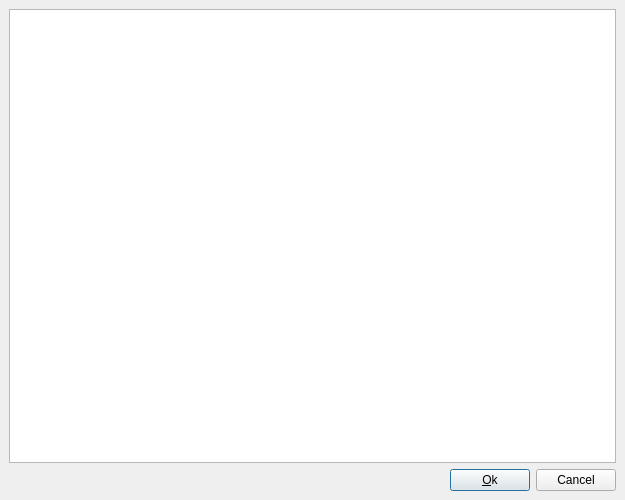
First picture: the form in src/widgets/toaboutui.ui, repository tora-tool/tora, before the edit.
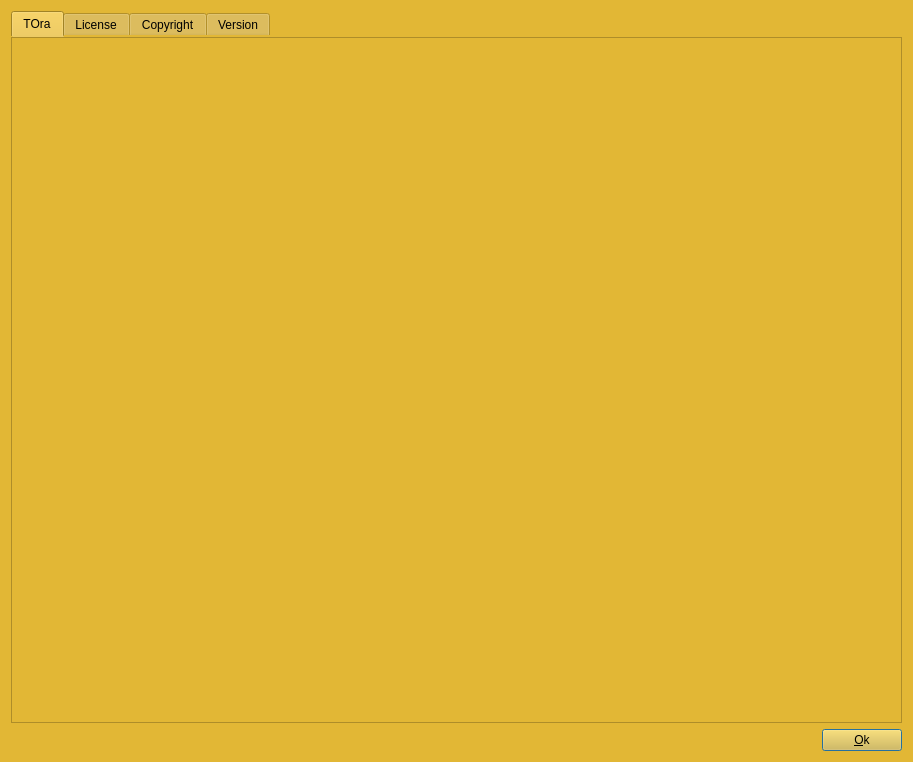
Second picture: the form after the edit.

Commit message: New about dialog

Diff of the .ui file:
```diff
--- a/src/widgets/toaboutui.ui
+++ b/src/widgets/toaboutui.ui
@@ -1,39 +1,24 @@
 <ui version="4.0" >
  <class>toAboutUI</class>
- <widget class="QDialog" name="toAboutUI" >
-  <property name="geometry" >
+ <widget class="QDialog" name="toAboutUI">
+  <property name="geometry">
    <rect>
     <x>0</x>
     <y>0</y>
-    <width>625</width>
-    <height>500</height>
+    <width>913</width>
+    <height>762</height>
    </rect>
   </property>
   <property name="windowTitle" >
    <string>toAboutUI</string>
   </property>
-  <layout class="QGridLayout" >
-   <property name="leftMargin" >
-    <number>9</number>
-   </property>
-   <property name="topMargin" >
-    <number>9</number>
-   </property>
-   <property name="rightMargin" >
-    <number>9</number>
-   </property>
-   <property name="bottomMargin" >
-    <number>9</number>
-   </property>
-   <property name="horizontalSpacing" >
-    <number>6</number>
-   </property>
-   <property name="verticalSpacing" >
-    <number>6</number>
-   </property>
-   <item row="1" column="1" >
-    <widget class="QPushButton" name="OkButton" >
-     <property name="text" >
+  <property name="styleSheet">
+   <string notr="true">background-color: #E2B735;</string>
+  </property>
+  <layout class="QGridLayout" name="gridLayout">
+   <item row="1" column="1">
+    <widget class="QPushButton" name="OkButton">
+     <property name="text">
       <string>&amp;Ok</string>
      </property>
      <property name="default" >
@@ -41,14 +26,7 @@
      </property>
     </widget>
    </item>
-   <item row="1" column="2" >
-    <widget class="QPushButton" name="CancelButton" >
-     <property name="text" >
-      <string>Cancel</string>
-     </property>
-    </widget>
-   </item>
-   <item row="1" column="0" >
+   <item row="1" column="0">
     <spacer>
      <property name="orientation" >
       <enum>Qt::Horizontal</enum>
@@ -64,11 +42,84 @@
      </property>
     </spacer>
    </item>
-   <item row="0" column="0" colspan="3" >
-    <widget class="QTextBrowser" name="TextView" >
-     <property name="openLinks" >
-      <bool>false</bool>
+   <item row="0" column="0" colspan="2">
+    <widget class="QTabWidget" name="tabLicense">
+     <property name="styleSheet">
+      <string notr="true">QTabWidget::pane { border: 0; }
+
+</string>
      </property>
+     <property name="currentIndex">
+      <number>0</number>
+     </property>
+     <widget class="QWidget" name="tabAbout">
+      <attribute name="title">
+       <string>TOra</string>
+      </attribute>
+      <layout class="QVBoxLayout" name="verticalLayout">
+       <property name="spacing">
+        <number>0</number>
+       </property>
+       <property name="margin">
+        <number>0</number>
+       </property>
+       <item>
+        <widget class="QTextBrowser" name="textBrowserAbout">
+         <property name="openExternalLinks">
+          <bool>true</bool>
+         </property>
+        </widget>
+       </item>
+      </layout>
+     </widget>
+     <widget class="QWidget" name="LibLicense">
+      <attribute name="title">
+       <string>License</string>
+      </attribute>
+      <layout class="QVBoxLayout" name="verticalLayout_2">
+       <property name="spacing">
+        <number>0</number>
+       </property>
+       <property name="margin">
+        <number>0</number>
+       </property>
+       <item>
+        <widget class="QTextBrowser" name="textBrowserLicense"/>
+       </item>
+      </layout>
+     </widget>
+     <widget class="QWidget" name="tabCopyright">
+      <attribute name="title">
+       <string>Copyright</string>
+      </attribute>
+      <layout class="QVBoxLayout" name="verticalLayout_3">
+       <property name="spacing">
+        <number>0</number>
+       </property>
+       <property name="margin">
+        <number>0</number>
+       </property>
+       <item>
+        <widget class="QTextBrowser" name="textBrowserCopyright"/>
+       </item>
+      </layout>
+     </widget>
+     <widget class="QWidget" name="tabVersion">
+      <attribute name="title">
+       <string>Version</string>
+      </attribute>
+      <layout class="QVBoxLayout" name="verticalLayout_4">
+       <property name="spacing">
+        <number>0</number>
+       </property>
+       <property name="margin">
+        <number>0</number>
+       </property>
+       <item>
+        <widget class="QTextBrowser" name="textBrowserVersion"/>
+       </item>
+      </layout>
+     </widget>
     </widget>
    </item>
   </layout>
```
Left out of the diff: 36 changed lines with no effect on the pictures. The commit also changes 15 other files.
